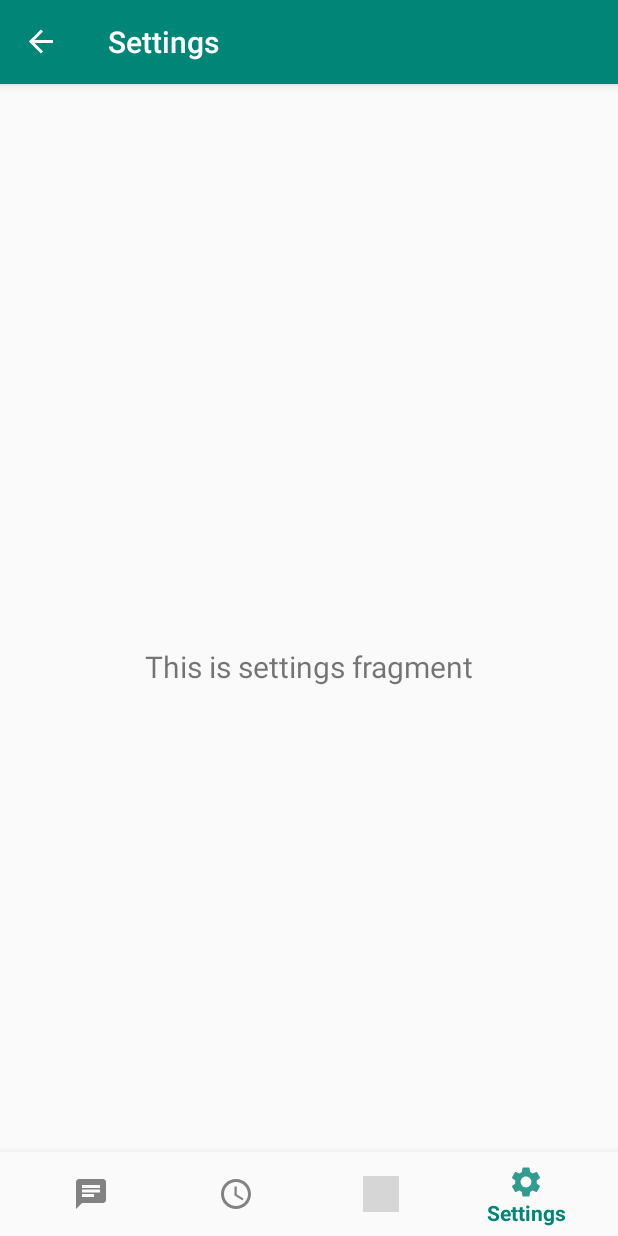
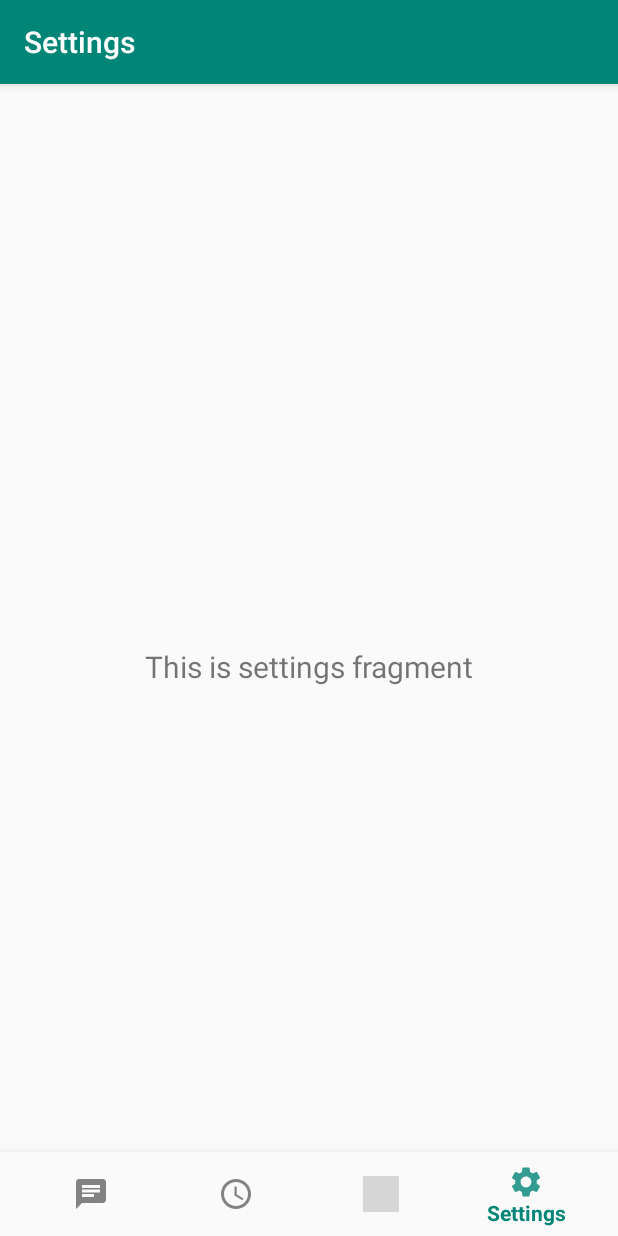
Before and after one commit to Vonalex99/ZoomPlus, an Android app: the MainActivity screen opened directly, with no data from a screen before it, item 4 of the bottom bar chosen, on a phone screen of 412 x 824 dp. Run offline under Robolectric (Android 15) with nearby library versions, the phone set to English and light mode, and no system bars; our stand-ins replace navigation-ui; grey boxes are pictures that could not be loaded.

Commit message:
Fixed weird back arrow

```diff
--- a/app/src/main/java/com/example/zoom/MainActivity.java
+++ b/app/src/main/java/com/example/zoom/MainActivity.java
@@ -27,7 +27,7 @@ public class MainActivity extends AppCompatActivity {
         // Passing each menu ID as a set of Ids because each
         // menu should be considered as top level destinations.
         AppBarConfiguration appBarConfiguration = new AppBarConfiguration.Builder(
-                R.id.navigation_home, R.id.navigation_dashboard, R.id.navigation_notifications)
+                R.id.navigation_home, R.id.navigation_dashboard, R.id.navigation_notifications, R.id.navigation_settings)
                 .build();
         NavController navController = Navigation.findNavController(this, R.id.nav_host_fragment_activity_main3);
         NavigationUI.setupActionBarWithNavController(this, navController, appBarConfiguration);
```
